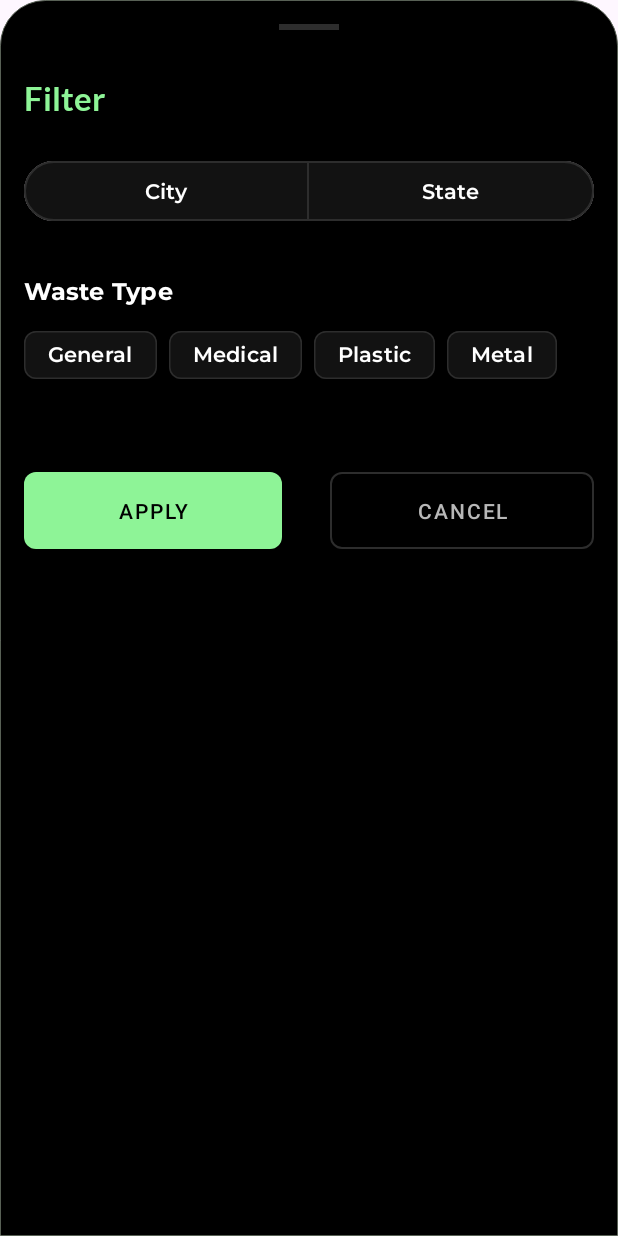
After one commit to itssinghankit/Medscape2.0, an Android app: the layout customers_filter_bottom_sheet.xml on its own in the app's theme, with its tools: preview values and no code run, on a phone screen of 412 x 824 dp. The commit adds this screen. Run offline under Robolectric (Android 15) with nearby library versions, the phone set to English and light mode, and no system bars.

Commit message:
customers filter logic completed

```diff
--- a/app/src/main/java/com/example/medscape20/presentation/screens/user/collector/customers/CustomersEvents.kt
+++ b/app/src/main/java/com/example/medscape20/presentation/screens/user/collector/customers/CustomersEvents.kt
@@ -3,4 +3,6 @@ package com.example.medscape20.presentation.screens.user.collector.customers
 
 sealed class CustomersEvents {
     data object ResetErrorMessage: CustomersEvents()
+    data class OnNewFiltersSet(val newFilters:ArrayList<String>): CustomersEvents()
+    data class SetCollectorCityState(val city:String, val state:String): CustomersEvents()
 }
--- /dev/null
+++ b/app/src/main/res/layout/customers_filter_bottom_sheet.xml
@@ -0,0 +1,131 @@
+<?xml version="1.0" encoding="utf-8"?>
+<LinearLayout xmlns:android="http://schemas.android.com/apk/res/android"
+    xmlns:app="http://schemas.android.com/apk/res-auto"
+    android:layout_width="match_parent"
+    android:layout_height="match_parent"
+    android:background="@drawable/bg_bottom_sheet"
+    android:orientation="vertical"
+    android:padding="16dp">
+
+    <View
+        android:layout_width="40dp"
+        android:layout_height="4dp"
+        android:layout_gravity="center_horizontal"
+        android:background="@color/grey_surface" />
+
+    <TextView
+        android:layout_width="wrap_content"
+        android:layout_height="wrap_content"
+        android:layout_marginTop="32dp"
+        android:fontFamily="@font/lato_bold"
+        android:text="Filter"
+        android:textColor="@color/primary_green_txt_btn"
+        android:textSize="22sp" />
+
+    <com.google.android.material.button.MaterialButtonToggleGroup
+        android:id="@+id/toggle_btn"
+        android:layout_width="match_parent"
+        android:layout_height="wrap_content"
+        android:layout_marginTop="24dp"
+        app:singleSelection="true">
+
+        <Button
+            android:id="@+id/city_btn"
+            style="@style/Widget.Customers.Button.OutlinedButton"
+            android:layout_width="match_parent"
+            android:layout_height="wrap_content"
+            android:layout_weight="1"
+            android:text="City" />
+
+        <Button
+            android:id="@+id/state_btn"
+            style="@style/Widget.Customers.Button.OutlinedButton"
+            android:layout_width="match_parent"
+            android:layout_height="wrap_content"
+            android:layout_weight="1"
+            android:text="State" />
+
+    </com.google.android.material.button.MaterialButtonToggleGroup>
+
+    <TextView
+        android:layout_width="wrap_content"
+        android:layout_height="wrap_content"
+        android:layout_marginTop="32dp"
+        android:text="Waste Type"
+        android:textColor="@color/white"
+        android:textAppearance="?attr/textAppearanceTitleMedium"/>
+
+    <com.google.android.material.chip.ChipGroup
+        android:id="@+id/chipGroup"
+        android:layout_width="match_parent"
+        app:chipSpacingVertical="0dp"
+        android:layout_height="wrap_content"
+        android:layout_marginTop="8dp">
+
+        <com.google.android.material.chip.Chip
+            android:id="@+id/general"
+            style="@style/Widget.MyApp.Chip.Filter"
+            android:layout_width="wrap_content"
+            android:layout_height="wrap_content"
+            android:text="General" />
+
+        <com.google.android.material.chip.Chip
+            android:id="@+id/medical"
+            style="@style/Widget.MyApp.Chip.Filter"
+            android:layout_width="wrap_content"
+            android:layout_height="wrap_content"
+            android:text="Medical" />
+
+        <com.google.android.material.chip.Chip
+            android:id="@+id/plastic"
+            style="@style/Widget.MyApp.Chip.Filter"
+            android:layout_width="wrap_content"
+            android:layout_height="wrap_content"
+            android:text="Plastic" />
+
+        <com.google.android.material.chip.Chip
+            android:id="@+id/metal"
+            style="@style/Widget.MyApp.Chip.Filter"
+            android:layout_width="wrap_content"
+            android:layout_height="wrap_content"
+            android:text="Metal" />
+
+    </com.google.android.material.chip.ChipGroup>
+
+
+    <LinearLayout
+        android:layout_width="match_parent"
+        android:layout_height="wrap_content"
+        android:orientation="horizontal">
+
+        <com.google.android.material.button.MaterialButton
+            android:id="@+id/apply"
+            style="@style/Widget.MaterialComponents.Button"
+            android:layout_width="wrap_content"
+            android:layout_height="wrap_content"
+            android:layout_marginTop="48dp"
+            android:layout_marginEnd="16dp"
+            android:layout_weight="1"
+            android:padding="16dp"
+            android:text="Apply"
+            android:textColor="@color/black"
+            app:cornerRadius="8dp" />
+
+        <com.google.android.material.button.MaterialButton
+            android:id="@+id/cancel"
+            style="@style/Widget.MaterialComponents.Button.OutlinedButton"
+            android:layout_width="wrap_content"
+            android:layout_height="wrap_content"
+            android:layout_marginStart="16dp"
+            android:layout_marginTop="48dp"
+            android:layout_weight="1"
+            android:padding="16dp"
+            android:text="Cancel"
+            android:textColor="@color/grey_txt"
+            app:cornerRadius="8dp"
+            app:strokeColor="@color/grey_surface"
+            app:strokeWidth="1dp" />
+
+    </LinearLayout>
+
+</LinearLayout>
--- a/app/src/main/res/values/styles.xml
+++ b/app/src/main/res/values/styles.xml
@@ -64,13 +64,6 @@
         <item name="android:textColor">@color/selector_chip_text_color</item>
     </style>
 
-    <style name="Widget.MyApp.Button.OutlinedButton" parent="Widget.Material3.Button.OutlinedButton">
-        <item name="backgroundTint">@color/selector_trash_chip_bg_color</item>
-        <item name="android:textColor">@color/selector_chip_text_color</item>
-        <item name="strokeColor">@color/grey_surface</item>
-        <item name="android:clickable">false</item>
-    </style>
-
     <style name="Widget.MyApp.Chip.Suggestion" parent="Widget.Material3.Chip.Suggestion">
         <item name="chipCornerRadius">24dp</item>
         <item name="chipStrokeWidth">0dp</item>
@@ -87,4 +80,17 @@
         <item name="android:clickable">false</item>
     </style>
 
+    <style name="Widget.MyApp.Button.OutlinedButton" parent="Widget.Material3.Button.OutlinedButton">
+        <item name="backgroundTint">@color/selector_trash_chip_bg_color</item>
+        <item name="android:textColor">@color/selector_chip_text_color</item>
+        <item name="strokeColor">@color/grey_surface</item>
+        <item name="android:clickable">false</item>
+    </style>
+
+    <style name="Widget.Customers.Button.OutlinedButton" parent="Widget.Material3.Button.OutlinedButton">
+        <item name="backgroundTint">@color/selector_trash_chip_bg_color</item>
+        <item name="android:textColor">@color/selector_chip_text_color</item>
+        <item name="strokeColor">@color/grey_surface</item>
+    </style>
+
 </resources>
--- a/gradle/libs.versions.toml
+++ b/gradle/libs.versions.toml
@@ -1,5 +1,5 @@
 [versions]
-agp = "8.5.0"
+agp = "8.5.1"
 converterGson = "2.9.0"
 firebaseBom = "33.1.0"
 kotlin = "1.9.0"
```
Also changed, not shown: app/src/main/java/com/example/medscape20/domain/usecase/user/collector/customers/CustomersSetFilterUseCase.kt (added, +34 -0 lines), app/src/main/java/com/example/medscape20/domain/usecase/user/collector/customers/CustomersViewModel.kt (+79 -2 lines), app/src/main/java/com/example/medscape20/presentation/screens/user/collector/customers/CustomersBottomSheet.kt (added, +81 -0 lines), app/src/main/java/com/example/medscape20/presentation/screens/user/collector/customers/CustomersFragment.kt (+67 -21 lines), app/src/main/java/com/example/medscape20/presentation/screens/user/collector/home/CollectorHomeFragment.kt (+6 -1 lines), app/src/main/res/layout/fragment_customers.xml (+2 -7 lines), app/src/main/res/navigation/nav_graph.xml (+8 -1 lines).
